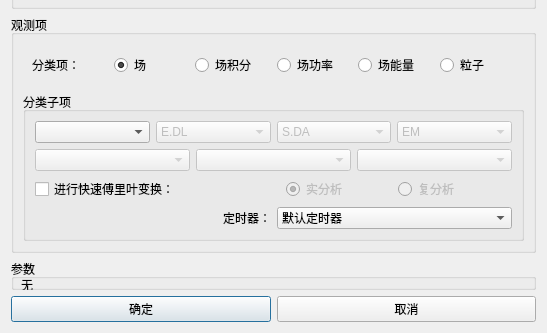
Above: src/Mod/Model3D/Command3D/Physics3DCommand/AreaRan/AreaRanDialog.ui from BeQuiet1228/FreeCAD before the change; both pictures show x 0 to 547 and y 167 to 500 of the 547 by 500 pixel window. Below: the same form after it.
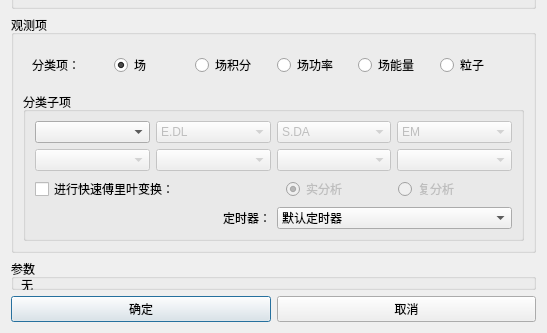
That is the form after the change.

```diff
--- a/src/Mod/Model3D/Command3D/Physics3DCommand/AreaRan/AreaRanDialog.ui
+++ b/src/Mod/Model3D/Command3D/Physics3DCommand/AreaRan/AreaRanDialog.ui
@@ -460,6 +460,13 @@
              </property>
             </widget>
            </item>
+           <item>
+            <widget class="QComboBox" name="comboBox_test">
+             <property name="enabled">
+              <bool>false</bool>
+             </property>
+            </widget>
+           </item>
           </layout>
          </item>
         </layout>
```
